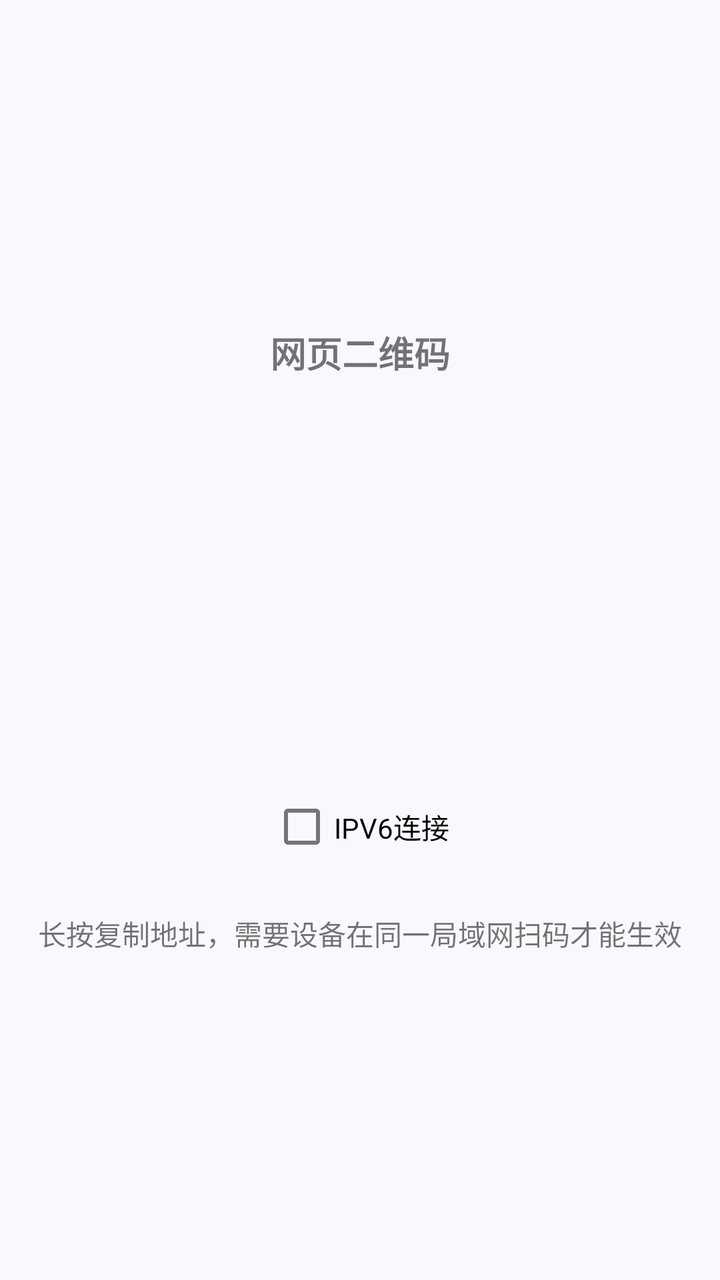
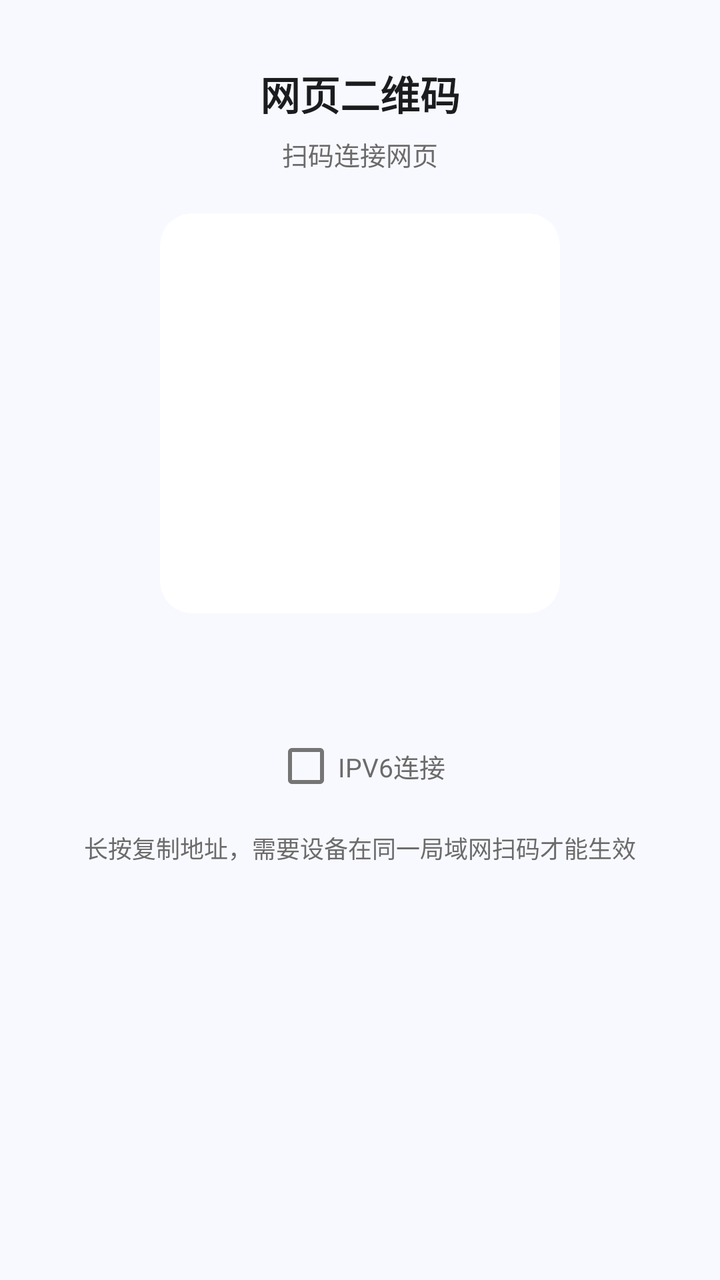

Screens rendered from an Android XML layout before and after an edit, with the pre-edit source and the edit as a unified diff.
<!-- AndroidManifest.xml: application theme AppTheme -->
<!-- res/layout/add_device_qrcode.xml -->
<?xml version="1.0" encoding="utf-8"?>
<LinearLayout xmlns:android="http://schemas.android.com/apk/res/android"
              xmlns:tools="http://schemas.android.com/tools"
              android:id="@+id/qr_layout"
              android:layout_width="match_parent"
              android:layout_height="match_parent"
              android:gravity="center"
              android:orientation="vertical"
              android:fitsSystemWindows="true"
              android:background="@drawable/dialog_qr_background"
              tools:ignore="UseCompoundDrawables">

    <TextView
            android:layout_width="wrap_content"
            android:layout_height="wrap_content"
            android:textStyle="bold"
            android:textSize="18sp"
            android:text="网页二维码"/>

    <ImageView
            android:id="@+id/qr_code"
            android:layout_width="200dp"
            android:layout_height="200dp"/>

    <CheckBox
            android:id="@+id/qr_ipv6"
            android:layout_width="wrap_content"
            android:layout_height="wrap_content"
            android:text="@string/ipv6_connection">

    </CheckBox>

    <TextView
            android:id="@+id/qr_tv_ip_address"
            android:layout_width="wrap_content"
            android:layout_height="wrap_content"
            android:text=""/>

    <TextView
            android:id="@+id/qr_tv_info"
            android:layout_width="wrap_content"
            android:layout_height="wrap_content"
            android:text="@string/device_qr_code_info"/>

</LinearLayout>
<!-- resources referenced by this layout -->
<resources>
  <style name="AppTheme" parent="Theme.MaterialComponents.Light.NoActionBar">
          
          <item name="colorPrimary">@color/colorPrimary</item>
          <item name="colorPrimaryDark">@color/colorPrimaryDark</item>
          <item name="colorAccent">@color/colorAccent</item>
          <item name="colorSecondary">@color/colorSecondary</item>
  
          
          <item name="android:windowBackground">@color/backgroundColor</item>
          <item name="android:colorBackground">@color/backgroundColor</item>
          <item name="android:textColorPrimary">@color/textColorPrimary</item>
          <item name="android:textColorSecondary">@color/textColorSecondary</item>
  
          
          <item name="android:statusBarColor">@color/statusBarColor</item>
          <item name="android:navigationBarColor">@color/bottomBackgroundColor</item>
          <item name="android:windowLightStatusBar">true</item>
  
          
          <item name="cardViewStyle">@style/Widget.App.CardView</item>
          
          
          <item name="materialButtonStyle">@style/Widget.App.Button</item>
          
          
          <item name="popupMenuStyle">@style/Widget.App.PopupMenu</item>
          <item name="actionOverflowMenuStyle">@style/Widget.App.PopupMenu.Overflow</item>
          
          
          <item name="alertDialogTheme">@style/AlertDialogTheme</item>
          <item name="dialogTheme">@style/AlertDialogTheme</item>
          
          
          <item name="switchStyle">@style/Widget.App.Switch</item>
  
          
          <item name="dividerColor">@color/dividerColor</item>
          <item name="cardStrokeColor">@color/cardStrokeColor</item>
          <item name="toolbarBackground">@color/toolbarBackground</item>
          <item name="toolbarTextColor">@color/toolbarTextColor</item>
          <item name="buttonBackgroundColor">@color/buttonBackgroundColor</item>
          <item name="buttonTextColor">@color/buttonTextColor</item>
          <item name="buttonRippleColor">@color/buttonRippleColor</item>
          <item name="chatRightBackgroundColor">@color/chatRightBackgroundColor</item>
          <item name="chatLeftBackgroundColor">@color/chatLeftBackgroundColor</item>
          <item name="chatRightTextColor">@color/chatRightTextColor</item>
          <item name="chatLeftTextColor">@color/chatLeftTextColor</item>
          <item name="chatBackgroundColor">@color/chatBackgroundColor</item>
          <item name="bottomTextColor">@color/bottomTextColor</item>
          <item name="bottomSelectedTextColor">@color/bottomSelectedTextColor</item>
          <item name="bottomBackgroundColor">@color/bottomBackgroundColor</item>
          <item name="bottomIndicatorColor">@color/bottomIndicatorColor</item>
          <item name="iconColor">@color/iconColor</item>
          <item name="iconSelectedColor">@color/iconSelectedColor</item>
          <item name="mediaTextColor">@color/mediaTextColor</item>
          <item name="chatInfoTextColor">@color/chatInfoTextColor</item>
          <item name="chatLeftInfoTextColor">@color/chatLeftInfoTextColor</item>
          <item name="chatRightInfoTextColor">@color/chatRightInfoTextColor</item>
          <item name="errorTextColor">@color/errorTextColor</item>
          <item name="successTextColor">@color/successTextColor</item>
          <item name="chatLeftSuccessColor">@color/chatLeftSuccessColor</item>
          <item name="chatRightSuccessColor">@color/chatRightSuccessColor</item>
          <item name="textSelectColor">@color/text_select</item>
          <item name="textNotSelectColor">@color/textNotSelectColor</item>
          <item name="itemTextColor">@color/itemTextColor</item>
          <item name="rippleColor">@color/rippleColor</item>
          <item name="shadowColor">@color/shadowColor</item>
          <item name="gainsboro">@color/gainsboro</item>
          <item name="colorPrimaryLight">@color/colorPrimaryLight</item>
      </style>
  <!-- unchanged entries left out for length: 53 -->
</resources>

<!-- the commit's change to res/layout/add_device_qrcode.xml (unified diff, before → after) -->
@@ -1,45 +1,87 @@
 <?xml version="1.0" encoding="utf-8"?>
 <LinearLayout xmlns:android="http://schemas.android.com/apk/res/android"
-              xmlns:tools="http://schemas.android.com/tools"
-              android:id="@+id/qr_layout"
-              android:layout_width="match_parent"
-              android:layout_height="match_parent"
-              android:gravity="center"
-              android:orientation="vertical"
-              android:fitsSystemWindows="true"
-              android:background="@drawable/dialog_qr_background"
-              tools:ignore="UseCompoundDrawables">
+    xmlns:app="http://schemas.android.com/apk/res-auto"
+    xmlns:tools="http://schemas.android.com/tools"
+    android:id="@+id/qr_layout"
+    android:layout_width="match_parent"
+    android:layout_height="match_parent"
+    android:background="@drawable/dialog_qr_background"
+    android:fitsSystemWindows="true"
+    android:gravity="center_horizontal"
+    android:orientation="vertical"
+    android:padding="24dp"
+    tools:ignore="UseCompoundDrawables">
 
+    
     <TextView
-            android:layout_width="wrap_content"
-            android:layout_height="wrap_content"
-            android:textStyle="bold"
-            android:textSize="18sp"
-            android:text="网页二维码"/>
+        android:layout_width="wrap_content"
+        android:layout_height="wrap_content"
+        android:layout_marginTop="8dp"
+        android:text="@string/web_qr_code"
+        android:textColor="?attr/toolbarTextColor"
+        android:textSize="20sp"
+        android:textStyle="bold" />
 
-    <ImageView
+    
+    <TextView
+        android:layout_width="wrap_content"
+        android:layout_height="wrap_content"
+        android:layout_marginTop="6dp"
+        android:text="@string/scan_to_connect"
+        android:textColor="?attr/android:textColorSecondary"
+        android:textSize="13sp" />
+
+    
+    <androidx.cardview.widget.CardView
+        android:layout_width="wrap_content"
+        android:layout_height="wrap_content"
+        android:layout_marginTop="20dp"
+        app:cardBackgroundColor="@color/surfaceColor"
+        app:cardCornerRadius="16dp"
+        app:cardElevation="0dp">
+
+        <ImageView
             android:id="@+id/qr_code"
             android:layout_width="200dp"
-            android:layout_height="200dp"/>
+            android:layout_height="200dp"
+            android:padding="12dp"
+            android:scaleType="fitCenter" />
 
+    </androidx.cardview.widget.CardView>
+
+    
+    <TextView
+        android:id="@+id/qr_tv_ip_address"
+        android:layout_width="wrap_content"
+        android:layout_height="wrap_content"
+        android:layout_marginTop="16dp"
+        android:fontFamily="monospace"
+        android:textColor="?attr/colorPrimary"
+        android:textSize="18sp"
+        android:textStyle="bold" />
+
+    
     <CheckBox
-            android:id="@+id/qr_ipv6"
-            android:layout_width="wrap_content"
-            android:layout_height="wrap_content"
-            android:text="@string/ipv6_connection">
+        android:id="@+id/qr_ipv6"
+        android:layout_width="wrap_content"
+        android:layout_height="wrap_content"
+        android:layout_marginTop="12dp"
+        android:text="@string/ipv6_connection"
+        android:textColor="?attr/android:textColorSecondary"
+        android:textSize="13sp" />
 
-    </CheckBox>
-
+    
     <TextView
-            android:id="@+id/qr_tv_ip_address"
-            android:layout_width="wrap_content"
-            android:layout_height="wrap_content"
-            android:text=""/>
-
-    <TextView
-            android:id="@+id/qr_tv_info"
-            android:layout_width="wrap_content"
-            android:layout_height="wrap_content"
-            android:text="@string/device_qr_code_info"/>
+        android:id="@+id/qr_tv_info"
+        android:layout_width="wrap_content"
+        android:layout_height="wrap_content"
+        android:layout_marginTop="8dp"
+        android:gravity="center"
+        android:lineSpacingExtra="4dp"
+        android:paddingStart="16dp"
+        android:paddingEnd="16dp"
+        android:text="@string/device_qr_code_info"
+        android:textColor="?attr/android:textColorSecondary"
+        android:textSize="12sp" />
 
 </LinearLayout>
<!-- resource entries referenced after the edit -->
@@ -1,5 +1,7 @@
 <!-- resources referenced by this layout -->
 <resources>
+  <string name="scan_to_connect">扫码连接网页</string>
+  <string name="web_qr_code">网页二维码</string>
   <style name="AppTheme" parent="Theme.MaterialComponents.Light.NoActionBar">
           
           <item name="colorPrimary">@color/colorPrimary</item>
@@ -69,7 +71,11 @@
           <item name="shadowColor">@color/shadowColor</item>
           <item name="gainsboro">@color/gainsboro</item>
           <item name="colorPrimaryLight">@color/colorPrimaryLight</item>
+          <item name="colorSurfaceVariant">@color/surfaceVariantColor</item>
+          <item name="fileIconBgColor">@color/fileIconBgColor</item>
       </style>
+  <color name="surfaceVariantColor">#F0F2F8</color>
+  <color name="fileIconBgColor">#FFFFFF</color>
   <!-- unchanged entries left out for length: 53 -->
 </resources>
 
